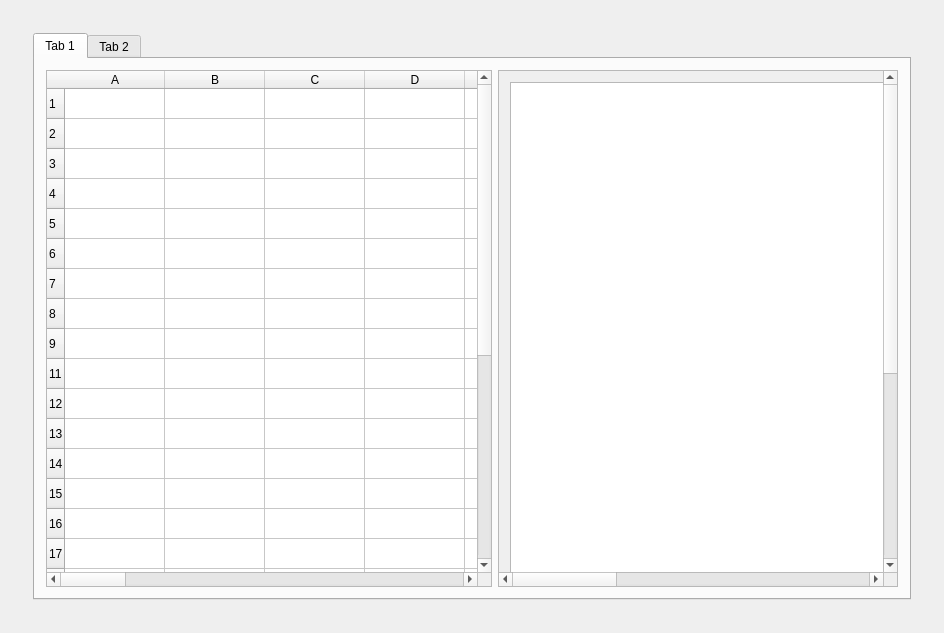
MathieuPietri/Graphics, file MainWindow/mainwidget.ui: the form before one commit.
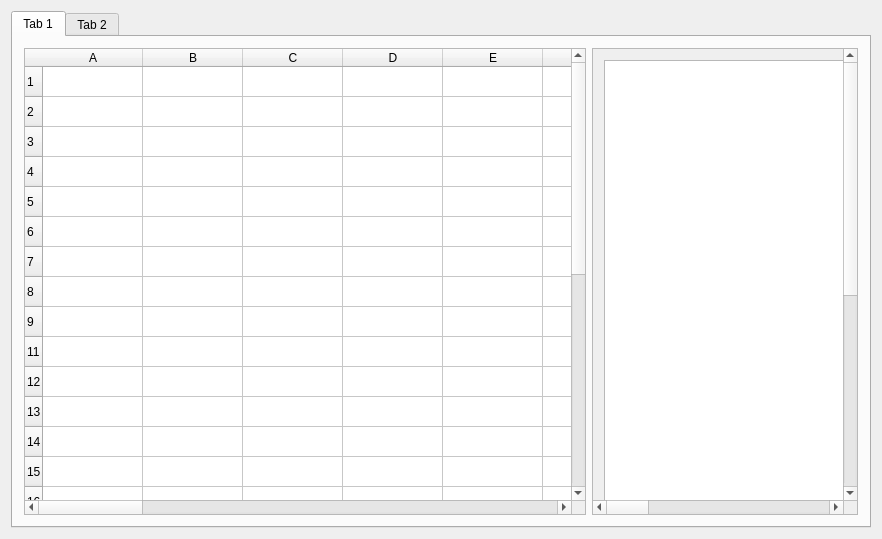
The form after the commit. The open tabs and pages were chosen to show the change.

```diff
--- a/MainWindow/mainwidget.ui
+++ b/MainWindow/mainwidget.ui
@@ -6,34 +6,22 @@
    <rect>
     <x>0</x>
     <y>0</y>
-    <width>935</width>
-    <height>633</height>
+    <width>882</width>
+    <height>539</height>
    </rect>
   </property>
+  <property name="minimumSize">
+   <size>
+    <width>882</width>
+    <height>539</height>
+   </size>
+  </property>
   <property name="windowTitle">
    <string>MainWidget</string>
   </property>
-  <layout class="QVBoxLayout" name="verticalLayout">
-   <item>
-    <widget class="QWidget" name="centralWidget" native="true">
-     <layout class="QVBoxLayout" name="verticalLayout_2">
-      <item>
-       <widget class="QWidget" name="widget" native="true">
-        <property name="minimumSize">
-         <size>
-          <width>900</width>
-          <height>500</height>
-         </size>
-        </property>
         <layout class="QHBoxLayout" name="horizontalLayout">
          <item>
           <widget class="QTabWidget" name="onglets">
-           <property name="minimumSize">
-            <size>
-             <width>800</width>
-             <height>500</height>
-            </size>
-           </property>
            <property name="currentIndex">
             <number>0</number>
            </property>
@@ -50,12 +38,6 @@
             <layout class="QHBoxLayout" name="horizontalLayout_5">
              <item>
               <widget class="QTableWidget" name="tableur_1">
-               <property name="minimumSize">
-                <size>
-                 <width>400</width>
-                 <height>400</height>
-                </size>
-               </property>
                <property name="maximumSize">
                 <size>
                  <width>800</width>
@@ -351,12 +333,6 @@
              </item>
              <item>
               <widget class="QScrollArea" name="scrollArea_4">
-               <property name="minimumSize">
-                <size>
-                 <width>400</width>
-                 <height>400</height>
-                </size>
-               </property>
                <property name="verticalScrollBarPolicy">
                 <enum>Qt::ScrollBarAlwaysOn</enum>
                </property>
@@ -372,7 +348,7 @@
                <widget class="QWidget" name="scrollAreaWidgetContents_4">
                 <property name="geometry">
                  <rect>
-                  <x>0</x>
+            <x>-308</x>
                   <y>0</y>
                   <width>1318</width>
                   <height>818</height>
@@ -760,12 +736,6 @@
              </item>
             </layout>
            </widget>
-          </widget>
-         </item>
-        </layout>
-       </widget>
-      </item>
-     </layout>
     </widget>
    </item>
   </layout>
```
Left out of the diff: 26 changed lines with no effect on the pictures. Lines whose indentation alone changed are shown as unchanged.
